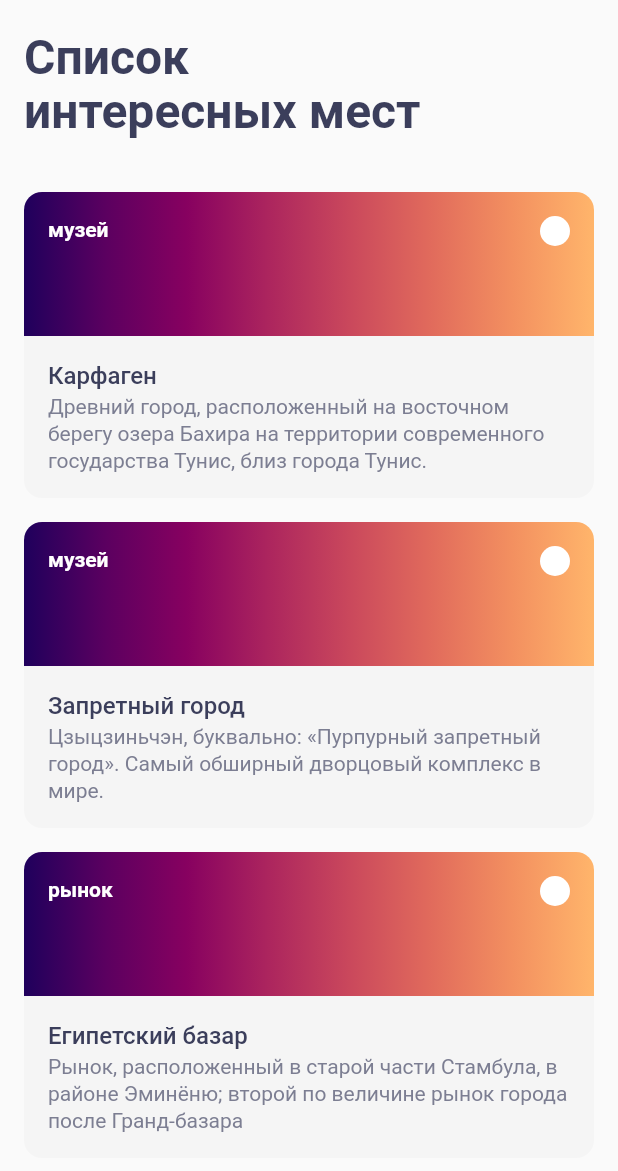
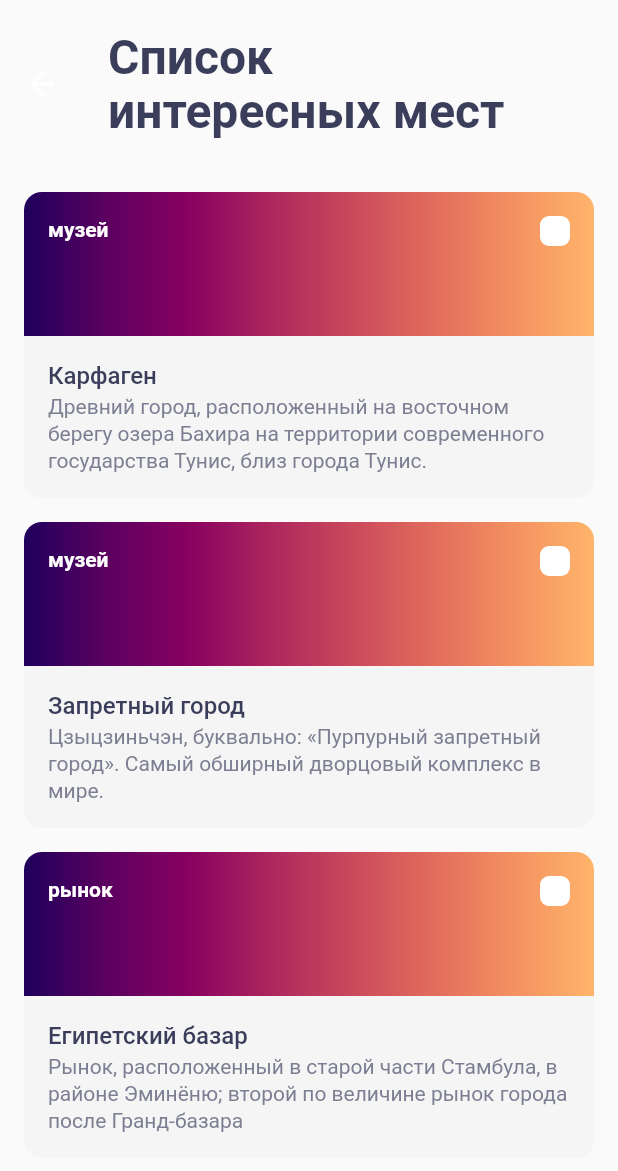
Before and after one commit to AshereLoker/surf-flutter-course-kim, a Flutter app: the SightLightScreen screen opened directly, on a phone screen of 412 x 824 dp. Shown: the top 1171 px of the screen. Run offline on Flutter 3.47's test engine with Material 2 defaults, Android fonts, the phone set to English and light mode, and no system bars.

Commit message:
4.6.3 Sight details.

```diff
--- /dev/null
+++ b/lib/constants/app_text_styles.dart
@@ -0,0 +1,53 @@
+import 'package:flutter/cupertino.dart';
+import 'package:places/constants/app_colors.dart';
+
+const String _baseFont = 'Roboto';
+const FontWeight _regular = FontWeight.w400;
+const FontWeight _medium = FontWeight.w500;
+const FontWeight _bold = FontWeight.w700;
+
+extension TextStyleExt on TextStyle {
+  TextStyle withColor(Color color) => copyWith(color: color);
+  TextStyle get withBold => copyWith(fontWeight: _bold);
+  TextStyle get withMedium => copyWith(fontWeight: _medium);
+  TextStyle get withRegular => copyWith(fontWeight: _regular);
+}
+
+class AppTextStyles extends TextStyle {
+  TextStyle get title => const TextStyle(
+        color: AppColors.secondary,
+        fontFamily: _baseFont,
+        fontWeight: _bold,
+        fontSize: 24,
+        height: 29 / 24,
+      );
+
+  TextStyle get largeTitle => const TextStyle(
+        color: AppColors.secondary,
+        fontFamily: _baseFont,
+        fontWeight: _bold,
+        fontSize: 32,
+        height: 36 / 32,
+      );
+
+  TextStyle get small => const TextStyle(
+        fontFamily: _baseFont,
+        fontWeight: _regular,
+        fontSize: 14,
+        height: 18 / 14,
+      );
+
+  TextStyle get text => const TextStyle(
+        fontFamily: _baseFont,
+        fontWeight: _medium,
+        fontSize: 16,
+        height: 20 / 16,
+      );
+
+  TextStyle get button => const TextStyle(
+        fontFamily: _baseFont,
+        fontWeight: _bold,
+        fontSize: 14,
+        height: 18 / 14,
+      );
+}
--- a/lib/main.dart
+++ b/lib/main.dart
@@ -1,4 +1,5 @@
 import 'package:flutter/material.dart';
+import 'package:places/screen/sight_details.dart';
 import 'package:places/screen/sight_list_screen.dart';
 
 void main() {
@@ -25,7 +26,7 @@ class MyApp extends StatelessWidget {
         // is not restarted.
         primarySwatch: Colors.blue,
       ),
-      home: const SightLightScreen(),
+      home: const SightDetails(),
     );
   }
 }
--- a/lib/screen/sight_card.dart
+++ b/lib/screen/sight_card.dart
@@ -1,5 +1,6 @@
 import 'package:flutter/material.dart';
 import 'package:places/constants/app_colors.dart';
+import 'package:places/constants/app_text_styles.dart';
 import 'package:places/domain/sight.dart';
 
 class SightCard extends StatelessWidget {
@@ -20,28 +21,6 @@ class SightCard extends StatelessWidget {
     Color(0xffffb56b),
   ];
 
-  static const TextStyle _titleStyle = TextStyle(
-    fontFamily: 'Roboto',
-    fontWeight: FontWeight.w500,
-    fontSize: 16,
-    height: 20 / 16,
-    color: AppColors.secondary,
-  );
-  static const TextStyle _detailsStyle = TextStyle(
-    fontFamily: 'Roboto',
-    fontWeight: FontWeight.w400,
-    fontSize: 14,
-    height: 18 / 14,
-    color: AppColors.secondary2,
-  );
-  static const TextStyle _typeStyle = TextStyle(
-    fontFamily: 'Roboto',
-    fontWeight: FontWeight.bold,
-    fontSize: 14,
-    height: 18 / 14,
-    color: AppColors.white,
-  );
-
   final Sight sight;
 
   double get cornerRadius => _cornerRadius;
@@ -58,6 +37,8 @@ class SightCard extends StatelessWidget {
 
   @override
   Widget build(BuildContext context) {
+    final textStyle = AppTextStyles();
+
     return Container(
       constraints: const BoxConstraints(minHeight: _minHeight),
       margin: const EdgeInsets.only(top: _innerPaddings),
@@ -79,12 +60,16 @@ class SightCard extends StatelessWidget {
               mainAxisAlignment: MainAxisAlignment.spaceBetween,
               crossAxisAlignment: CrossAxisAlignment.start,
               children: [
-                Text(sight.type.toLowerCase(), style: _typeStyle),
+                Text(
+                  sight.type.toLowerCase(),
+                  style: textStyle.small.withBold.withColor(AppColors.white),
+                ),
                 Container(
                   decoration: const BoxDecoration(
                     color: AppColors.white,
-                    borderRadius:
-                        BorderRadius.all(Radius.circular(_cornerRadius)),
+                    borderRadius: BorderRadius.all(
+                      Radius.circular(_cornerRadius / 2),
+                    ),
                   ),
                   height: _iconSize,
                   width: _iconSize,
@@ -103,9 +88,15 @@ class SightCard extends StatelessWidget {
             child: Column(
               crossAxisAlignment: CrossAxisAlignment.start,
               children: [
-                Text(sight.name, style: _titleStyle),
+                Text(
+                  sight.name,
+                  style: textStyle.text.withColor(AppColors.secondary),
+                ),
                 const SizedBox(height: _infoTextSpace),
-                Text(sight.details, style: _detailsStyle),
+                Text(
+                  sight.details,
+                  style: textStyle.small.withColor(AppColors.secondary2),
+                ),
               ],
             ),
           ),
--- a/lib/screen/sight_list_screen.dart
+++ b/lib/screen/sight_list_screen.dart
@@ -1,5 +1,5 @@
 import 'package:flutter/material.dart';
-import 'package:places/constants/app_colors.dart';
+import 'package:places/constants/app_text_styles.dart';
 import 'package:places/domain/mocks.dart';
 import 'package:places/screen/sight_card.dart';
 
@@ -11,13 +11,6 @@ class SightLightScreen extends StatefulWidget {
 }
 
 class _SightLightScreenState extends State<SightLightScreen> {
-  static const TextStyle titleStyle = TextStyle(
-    fontFamily: 'Roboto',
-    fontWeight: FontWeight.bold,
-    fontSize: 32,
-    height: 36 / 32,
-  );
-
   @override
   Widget build(BuildContext context) {
     return Scaffold(
@@ -27,7 +20,7 @@ class _SightLightScreenState extends State<SightLightScreen> {
         backgroundColor: Colors.transparent,
         title: Text(
           'Список \nинтересных мест',
-          style: titleStyle.copyWith(color: AppColors.secondary),
+          style: AppTextStyles().largeTitle,
         ),
       ),
       body: Padding(
```
Also changed, not shown: lib/screen/sight_details.dart (added, +218 -0 lines).
